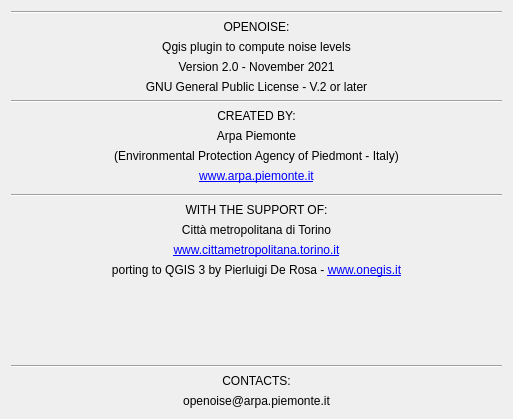
This is tools/ui_Credits.ui in pierluigiderosa/openoise as Qt 5 draws it before an edit. The edited form follows.
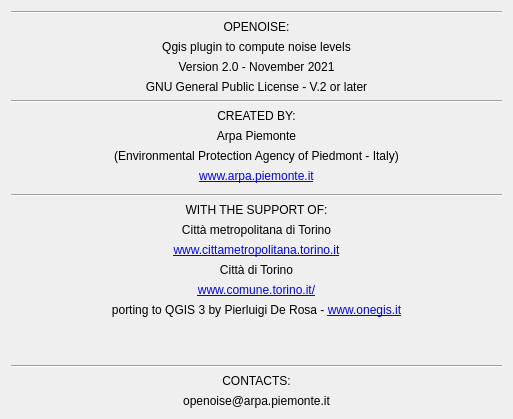
This is the edited form.

```diff
--- a/tools/ui_Credits.ui
+++ b/tools/ui_Credits.ui
@@ -296,6 +296,29 @@
      </property>
     </widget>
    </item>
+   <item>
+    <widget class="QLabel" name="label_15">
+     <property name="text">
+      <string>Città di Torino</string>
+     </property>
+     <property name="alignment">
+      <set>Qt::AlignCenter</set>
+     </property>
+    </widget>
+   </item>
+   <item>
+    <widget class="QLabel" name="label_16">
+     <property name="text">
+      <string>&lt;html&gt;&lt;head/&gt;&lt;body&gt;&lt;p&gt;&lt;a href=&quot;http://www.comune.torino.it/&quot;&gt;&lt;span style=&quot; text-decoration: underline; color:#0000ff;&quot;&gt;www.comune.torino.it/&lt;/span&gt;&lt;/a&gt;&lt;/p&gt;&lt;/body&gt;&lt;/html&gt;</string>
+     </property>
+     <property name="alignment">
+      <set>Qt::AlignCenter</set>
+     </property>
+     <property name="openExternalLinks">
+      <bool>true</bool>
+     </property>
+    </widget>
+   </item>
    <item>
     <widget class="QLabel" name="label_9">
      <property name="text">
```
